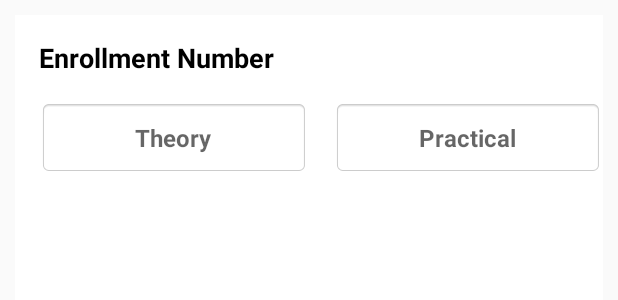
After one commit to a4fsproject/a4fsandroidapp, an Android app: the layout add_student_mark_row.xml on its own in the app's theme, with its tools: preview values and no code run, on a phone screen of 412 x 824 dp. The commit adds this screen. Shown: the top 300 px of the screen. Run offline under Robolectric (Android 15) with nearby library versions, the phone set to English and light mode, and no system bars.

Commit message:
add_student_mark_row

```diff
--- /dev/null
+++ b/app/src/main/java/com/example/myapplication/add_student_mark_row.java
@@ -0,0 +1,6 @@
+package com.example.myapplication;
+
+import android.app.Activity;
+
+public class add_student_mark_row extends Activity {
+}
--- /dev/null
+++ b/app/src/main/res/layout/add_student_mark_row.xml
@@ -0,0 +1,72 @@
+<?xml version="1.0" encoding="utf-8"?>
+<LinearLayout xmlns:android="http://schemas.android.com/apk/res/android"
+    xmlns:tools="http://schemas.android.com/tools"
+    android:orientation="vertical"
+    android:layout_width="match_parent"
+    android:layout_height="match_parent"
+    android:background="@android:color/white"
+    tools:context=".add_student_mark_row"
+    android:layout_margin="10dp">
+
+    <TextView
+        android:id="@+id/edt_enroll_number"
+        android:layout_width="match_parent"
+        android:layout_height="wrap_content"
+        android:clickable="true"
+        android:focusable="false"
+        android:focusableInTouchMode="false"
+        android:inputType="phone"
+        android:padding="16dp"
+        android:text="Enrollment Number"
+        android:textColor="@android:color/black"
+        android:textSize="18sp"
+        android:textStyle="bold" />
+
+
+    <LinearLayout
+        android:layout_width="match_parent"
+        android:layout_height="wrap_content"
+        android:orientation="horizontal"
+        android:paddingLeft="16dp"
+        android:paddingBottom="16dp"
+        android:layout_marginBottom="16dp">
+
+        <EditText
+            android:id="@+id/theory_marks"
+            android:layout_width="0dp"
+            android:layout_weight="1"
+            android:layout_height="50dp"
+            android:clickable="true"
+            android:focusable="false"
+            android:focusableInTouchMode="false"
+            android:gravity="center"
+            android:inputType="numberDecimal"
+            android:paddingTop="10dp"
+            android:paddingBottom="10dp"
+            android:hint="Theory"
+            android:background="@android:drawable/editbox_background"
+            android:textColor="@android:color/black"
+            android:textSize="16sp"
+            android:textStyle="bold"/>
+
+        <EditText
+            android:id="@+id/practical_marks"
+            android:layout_width="0dp"
+            android:layout_weight="1"
+            android:layout_height="50dp"
+            android:clickable="true"
+            android:focusable="false"
+            android:focusableInTouchMode="false"
+            android:gravity="center"
+            android:inputType="numberDecimal"
+            android:background="@android:drawable/editbox_background"
+            android:paddingTop="10dp"
+            android:paddingBottom="10dp"
+            android:hint="Practical"
+            android:layout_marginLeft="16dp"
+            android:textColor="@android:color/black"
+            android:textSize="16sp"
+            android:textStyle="bold" />
+    </LinearLayout>
+
+</LinearLayout>
```
Also changed, not shown: app/src/main/res/layout/activity_leave__list.xml (+47 -9 lines).
